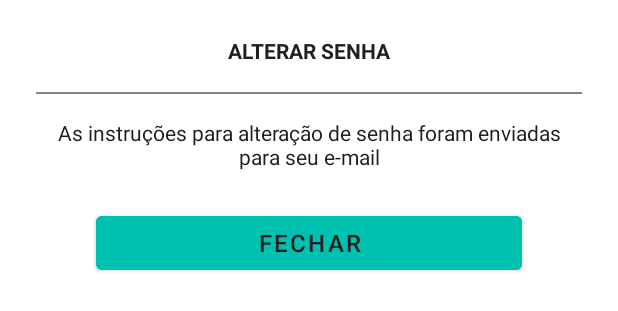
After one commit to guilherme-kunz/K7Bank, an Android app: the layout generic_dialog.xml on its own in the app's theme, with its tools: preview values and no code run, on a phone screen of 412 x 824 dp. The commit adds this screen. Shown: the top 311 px of the screen. Run offline under Robolectric (Android 15) with nearby library versions, the phone set to English and light mode, and no system bars.

Commit message:
Add Dialog Error & Network Response

```diff
--- /dev/null
+++ b/app/src/main/res/layout/generic_dialog.xml
@@ -0,0 +1,68 @@
+<?xml version="1.0" encoding="utf-8"?>
+<androidx.constraintlayout.widget.ConstraintLayout xmlns:android="http://schemas.android.com/apk/res/android"
+    xmlns:app="http://schemas.android.com/apk/res-auto"
+    android:layout_width="match_parent"
+    android:layout_height="wrap_content"
+    xmlns:tools="http://schemas.android.com/tools"
+    android:layout_gravity="top"
+    android:paddingStart="8dp"
+    android:paddingEnd="8dp"
+    android:paddingBottom="24dp">
+
+    <TextView
+        android:id="@+id/generic_dialog_title"
+        android:layout_width="match_parent"
+        android:layout_height="wrap_content"
+        android:layout_marginTop="24dp"
+        android:gravity="center"
+        android:textColor="@color/black"
+        android:textStyle="bold"
+        android:textSize="14sp"
+        app:layout_constraintEnd_toEndOf="parent"
+        app:layout_constraintStart_toStartOf="parent"
+        app:layout_constraintTop_toTopOf="parent"
+        tools:text="ALTERAR SENHA" />
+
+    <View
+        android:id="@+id/generic_dialog_view"
+        android:layout_width="match_parent"
+        android:layout_height="1dp"
+        android:layout_marginStart="16dp"
+        android:layout_marginTop="18dp"
+        android:layout_marginEnd="16dp"
+        android:background="@color/gray"
+        app:layout_constraintEnd_toEndOf="parent"
+        app:layout_constraintStart_toStartOf="parent"
+        app:layout_constraintTop_toBottomOf="@+id/generic_dialog_title" />
+
+    <TextView
+        android:id="@+id/generic_dialog_content"
+        android:layout_width="match_parent"
+        android:layout_height="wrap_content"
+        android:layout_marginStart="24dp"
+        android:layout_marginTop="16dp"
+        android:layout_marginEnd="24dp"
+        android:gravity="center"
+        tools:text="As instruções para alteração de senha foram enviadas para seu e-mail"
+        android:textColor="@color/black"
+        android:textSize="14sp"
+        app:layout_constraintEnd_toEndOf="parent"
+        app:layout_constraintStart_toStartOf="parent"
+        app:layout_constraintTop_toBottomOf="@+id/generic_dialog_view" />
+
+    <com.google.android.material.button.MaterialButton
+        android:id="@+id/generic_dialog_button"
+        android:layout_width="0dp"
+        android:layout_height="wrap_content"
+        android:layout_marginStart="56dp"
+        android:layout_marginTop="24dp"
+        android:layout_marginEnd="56dp"
+        android:textColor="@color/black"
+        android:textSize="16sp"
+        android:backgroundTint="@color/green_200"
+        app:layout_constraintEnd_toEndOf="parent"
+        app:layout_constraintStart_toStartOf="parent"
+        app:layout_constraintTop_toBottomOf="@+id/generic_dialog_content"
+        tools:text="FECHAR" />
+
+</androidx.constraintlayout.widget.ConstraintLayout>
--- a/app/src/main/res/values/strings.xml
+++ b/app/src/main/res/values/strings.xml
@@ -23,6 +23,7 @@
     //Alert Dialog
     <string name="dialog_title">Erro</string>
     <string name="alert_dialog_message">Ocoreu um erro inesperado tente novamente mais tarde!</string>
+    <string name="alert_dialog_button">OK</string>
 
 
 </resources>
--- a/app/src/main/res/values/styles.xml
+++ b/app/src/main/res/values/styles.xml
@@ -24,5 +24,8 @@
         <item name="android:background">@android:color/transparent</item>
     </style>
 
+    <style name="RoundedCornersDialog" parent="@style/Theme.MaterialComponents.Dialog">
+        <item name="dialogCornerRadius">16dp</item>
+    </style>
 
 </resources>
```
Also changed, not shown: app/build.gradle (+10 -1 lines), app/src/main/java/guilhermekunz/com/br/k7bank/api/model/ApiError.kt (added, +7 -0 lines), app/src/main/java/guilhermekunz/com/br/k7bank/api/response/NetworkResponse.kt (added, +8 -0 lines), app/src/main/java/guilhermekunz/com/br/k7bank/repository/RepositoryImpl.kt (+32 -15 lines), app/src/main/java/guilhermekunz/com/br/k7bank/ui/extract/ExtractFragment.kt (+17 -9 lines), app/src/main/java/guilhermekunz/com/br/k7bank/ui/extract/ExtractViewModel.kt (+16 -23 lines), app/src/main/java/guilhermekunz/com/br/k7bank/ui/receipt/ReceiptFragment.kt (+26 -18 lines), app/src/main/java/guilhermekunz/com/br/k7bank/ui/receipt/ReceiptViewModel.kt (+9 -12 lines), app/src/main/java/guilhermekunz/com/br/k7bank/utils/dialog/GenericDialog.kt (added, +37 -0 lines).
